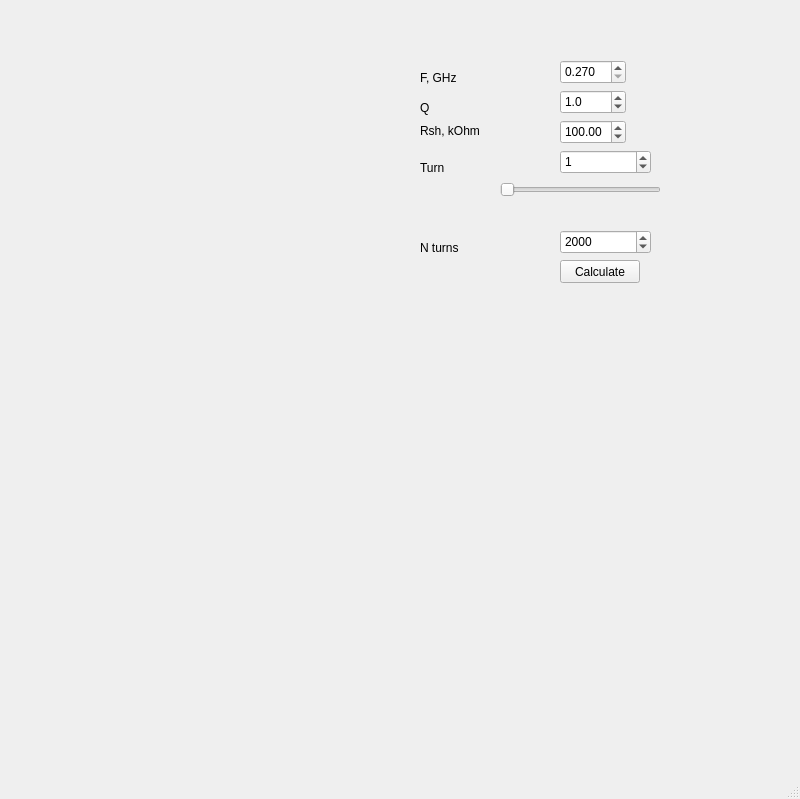
This is wi.ui in vitaliibalakin/dr_microwave as Qt 5 draws it before an edit. The edited form follows.
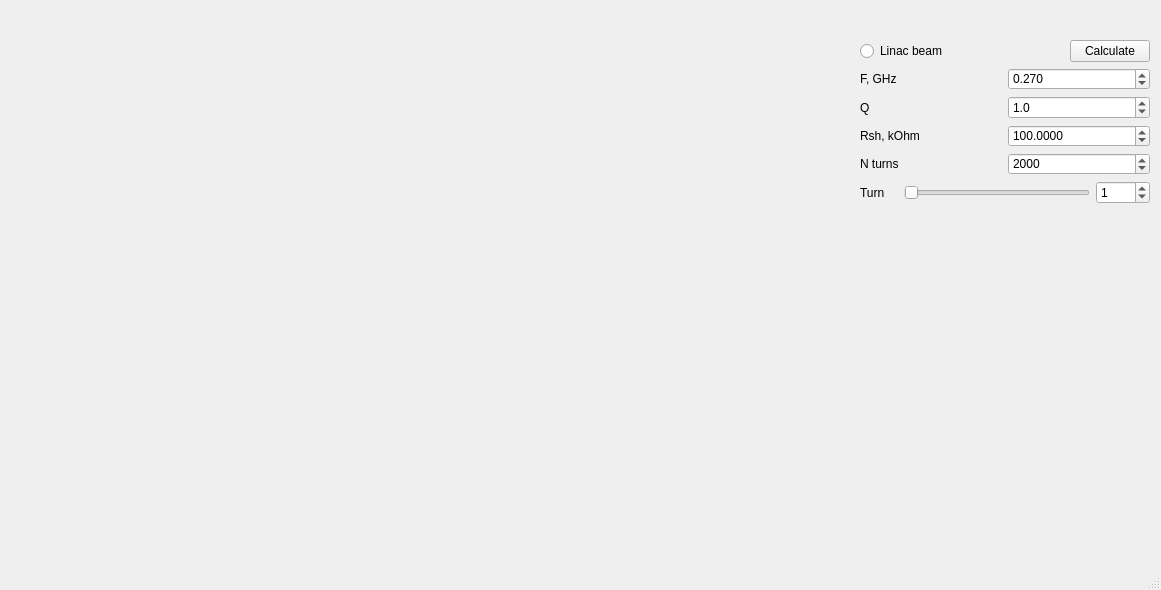
This is the edited form.

Commit message: pyqt5 now

Diff of the .ui file:
```diff
--- a/wi.ui
+++ b/wi.ui
@@ -6,8 +6,8 @@
    <rect>
     <x>0</x>
     <y>0</y>
-    <width>800</width>
-    <height>799</height>
+    <width>1161</width>
+    <height>590</height>
    </rect>
   </property>
   <property name="windowTitle">
@@ -17,74 +17,107 @@
    <widget class="QWidget" name="output" native="true">
     <property name="geometry">
      <rect>
-      <x>80</x>
-      <y>30</y>
-      <width>321</width>
-      <height>721</height>
+      <x>90</x>
+      <y>0</y>
+      <width>771</width>
+      <height>541</height>
      </rect>
     </property>
    </widget>
-   <widget class="QLabel" name="label">
+   <widget class="QWidget" name="output_fft" native="true">
     <property name="geometry">
      <rect>
-      <x>420</x>
-      <y>100</y>
-      <width>59</width>
-      <height>15</height>
+      <x>870</x>
+      <y>590</y>
+      <width>361</width>
+      <height>151</height>
      </rect>
     </property>
-    <property name="text">
-     <string>Q</string>
-    </property>
    </widget>
+   <widget class="QWidget" name="gridLayoutWidget_2">
+    <property name="geometry">
+     <rect>
+      <x>860</x>
+      <y>40</y>
+      <width>290</width>
+      <height>164</height>
+     </rect>
+    </property>
+    <layout class="QGridLayout" name="gridLayout_2">
+     <item row="1" column="0">
+      <layout class="QHBoxLayout" name="horizontalLayout">
+       <item>
    <widget class="QLabel" name="label_2">
-    <property name="geometry">
-     <rect>
-      <x>420</x>
-      <y>70</y>
-      <width>59</width>
-      <height>15</height>
-     </rect>
-    </property>
     <property name="text">
      <string>F, GHz</string>
     </property>
    </widget>
-   <widget class="QLabel" name="label_3">
-    <property name="geometry">
-     <rect>
-      <x>420</x>
-      <y>120</y>
-      <width>81</width>
-      <height>21</height>
-     </rect>
-    </property>
+       </item>
+       <item>
+        <widget class="QDoubleSpinBox" name="spin_freq">
+         <property name="decimals">
+          <number>3</number>
+         </property>
+         <property name="minimum">
+          <double>0.000000000000000</double>
+         </property>
+         <property name="maximum">
+          <double>5000.000000000000000</double>
+         </property>
+         <property name="singleStep">
+          <double>0.100000000000000</double>
+         </property>
+         <property name="value">
+          <double>0.270000000000000</double>
+         </property>
+        </widget>
+       </item>
+      </layout>
+     </item>
+     <item row="2" column="0">
+      <layout class="QHBoxLayout" name="horizontalLayout_2">
+       <item>
+        <widget class="QLabel" name="label">
     <property name="text">
-     <string>Rsh, kOhm</string>
-    </property>
-   </widget>
+          <string>Q</string>
+         </property>
+        </widget>
+       </item>
+       <item>
+        <widget class="QDoubleSpinBox" name="spin_Q">
+         <property name="decimals">
+          <number>1</number>
+         </property>
+         <property name="singleStep">
+          <double>0.100000000000000</double>
+         </property>
+         <property name="value">
+          <double>1.000000000000000</double>
+         </property>
+        </widget>
+       </item>
+      </layout>
+     </item>
+     <item row="5" column="0">
+      <layout class="QHBoxLayout" name="horizontalLayout_4">
+       <item>
    <widget class="QLabel" name="label_4">
-    <property name="geometry">
-     <rect>
-      <x>420</x>
-      <y>160</y>
-      <width>59</width>
-      <height>15</height>
-     </rect>
-    </property>
     <property name="text">
      <string>Turn</string>
     </property>
    </widget>
+       </item>
+       <item>
+        <layout class="QHBoxLayout" name="horizontalLayout_5">
+         <item>
+          <widget class="QLabel" name="label_6">
+           <property name="text">
+            <string/>
+           </property>
+          </widget>
+         </item>
+         <item>
    <widget class="QSlider" name="slider_turn">
-    <property name="geometry">
-     <rect>
-      <x>500</x>
-      <y>180</y>
-      <width>161</width>
-      <height>20</height>
-     </rect>
-    </property>
     <property name="minimum">
      <number>1</number>
     </property>
@@ -98,55 +131,37 @@
      <enum>Qt::Horizontal</enum>
     </property>
    </widget>
-   <widget class="QDoubleSpinBox" name="spin_Q">
-    <property name="geometry">
-     <rect>
-      <x>560</x>
-      <y>90</y>
-      <width>66</width>
-      <height>24</height>
-     </rect>
-    </property>
-    <property name="decimals">
+         </item>
+        </layout>
+       </item>
+       <item>
+        <widget class="QSpinBox" name="spin_turn">
+         <property name="maximum">
+          <number>2000</number>
+         </property>
+         <property name="singleStep">
+          <number>10</number>
+         </property>
+         <property name="value">
      <number>1</number>
     </property>
-    <property name="singleStep">
-     <double>0.100000000000000</double>
-    </property>
-    <property name="value">
-     <double>1.000000000000000</double>
-    </property>
-   </widget>
-   <widget class="QDoubleSpinBox" name="spin_freq">
-    <property name="geometry">
-     <rect>
-      <x>560</x>
-      <y>60</y>
-      <width>66</width>
-      <height>24</height>
-     </rect>
-    </property>
-    <property name="decimals">
-     <number>3</number>
-    </property>
-    <property name="minimum">
-     <double>0.270000000000000</double>
-    </property>
-    <property name="singleStep">
-     <double>0.100000000000000</double>
-    </property>
-    <property name="value">
-     <double>0.270000000000000</double>
-    </property>
-   </widget>
+        </widget>
+       </item>
+      </layout>
+     </item>
+     <item row="3" column="0">
+      <layout class="QHBoxLayout" name="horizontalLayout_3">
+       <item>
+        <widget class="QLabel" name="label_3">
+         <property name="text">
+          <string>Rsh, kOhm</string>
+         </property>
+        </widget>
+       </item>
+       <item>
    <widget class="QDoubleSpinBox" name="spin_Rsh">
-    <property name="geometry">
-     <rect>
-      <x>560</x>
-      <y>120</y>
-      <width>66</width>
-      <height>24</height>
-     </rect>
+         <property name="decimals">
+          <number>4</number>
     </property>
     <property name="maximum">
      <double>10000.000000000000000</double>
@@ -158,76 +173,62 @@
      <double>100.000000000000000</double>
     </property>
    </widget>
-   <widget class="QSpinBox" name="spin_turn">
-    <property name="geometry">
-     <rect>
-      <x>560</x>
-      <y>150</y>
-      <width>91</width>
-      <height>24</height>
-     </rect>
-    </property>
-    <property name="maximum">
-     <number>2000</number>
-    </property>
-    <property name="singleStep">
-     <number>10</number>
-    </property>
-    <property name="value">
-     <number>1</number>
-    </property>
-   </widget>
+       </item>
+      </layout>
+     </item>
+     <item row="4" column="0">
+      <layout class="QHBoxLayout" name="horizontalLayout_6">
+       <item>
    <widget class="QLabel" name="label_5">
-    <property name="geometry">
-     <rect>
-      <x>420</x>
-      <y>240</y>
-      <width>59</width>
-      <height>15</height>
-     </rect>
-    </property>
     <property name="text">
      <string>N turns</string>
     </property>
    </widget>
+       </item>
+       <item>
    <widget class="QSpinBox" name="spin_n_turns">
-    <property name="geometry">
-     <rect>
-      <x>560</x>
-      <y>230</y>
-      <width>91</width>
-      <height>24</height>
-     </rect>
-    </property>
     <property name="maximum">
-     <number>5000</number>
+          <number>10000</number>
     </property>
     <property name="value">
      <number>2000</number>
     </property>
    </widget>
+       </item>
+      </layout>
+     </item>
+     <item row="0" column="0">
+      <layout class="QHBoxLayout" name="horizontalLayout_7">
+       <item>
+        <widget class="QRadioButton" name="rb_linac_beam">
+         <property name="text">
+          <string>Linac beam</string>
+         </property>
+        </widget>
+       </item>
+       <item>
+        <spacer name="horizontalSpacer">
+         <property name="orientation">
+          <enum>Qt::Horizontal</enum>
+         </property>
+         <property name="sizeHint" stdset="0">
+          <size>
+           <width>40</width>
+           <height>20</height>
+          </size>
+         </property>
+        </spacer>
+       </item>
+       <item>
    <widget class="QPushButton" name="button_calculate">
-    <property name="geometry">
-     <rect>
-      <x>560</x>
-      <y>260</y>
-      <width>80</width>
-      <height>23</height>
-     </rect>
-    </property>
     <property name="text">
      <string>Calculate</string>
     </property>
    </widget>
-   <widget class="QWidget" name="output_fft" native="true">
-    <property name="geometry">
-     <rect>
-      <x>420</x>
-      <y>590</y>
-      <width>361</width>
-      <height>151</height>
-     </rect>
-    </property>
+       </item>
+      </layout>
+     </item>
+    </layout>
    </widget>
   </widget>
   <widget class="QMenuBar" name="menubar">
```
Left out of the diff: 6 changed lines with no effect on the pictures. Lines whose indentation alone changed are shown as unchanged. The commit also changes 1 other file.
